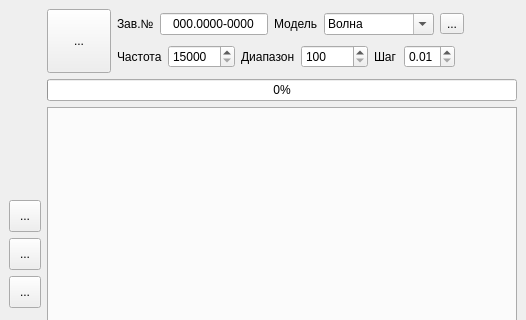
This is src/usonicapp/forms/mainwindow.ui in Kneshal/usonicApp as Qt 5 draws it before an edit; both pictures show x 0 to 526 and y 0 to 320 of the 526 by 508 pixel window. The edited form follows.
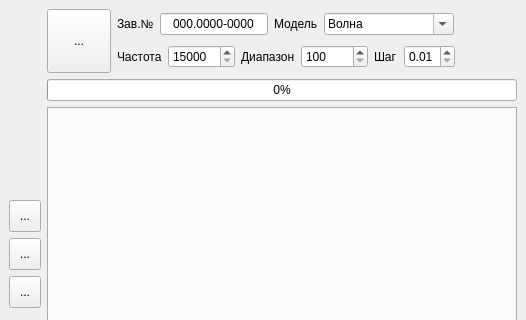
This is the edited form. Icons and pictures are not drawn.

What changed in the file:
```diff
--- a/src/usonicapp/forms/mainwindow.ui
+++ b/src/usonicapp/forms/mainwindow.ui
@@ -227,7 +227,7 @@
              <widget class="QComboBox" name="model_combobox">
               <property name="minimumSize">
                <size>
-                <width>110</width>
+                <width>130</width>
                 <height>0</height>
                </size>
               </property>
@@ -261,22 +261,6 @@
               </item>
              </widget>
             </item>
-            <item>
-             <widget class="QToolButton" name="select_button">
-              <property name="text">
-               <string>...</string>
-              </property>
-              <property name="iconSize">
-               <size>
-                <width>20</width>
-                <height>20</height>
-               </size>
-              </property>
-              <property name="autoRaise">
-               <bool>false</bool>
-              </property>
-             </widget>
-            </item>
             <item>
              <spacer name="horizontalSpacer_2">
               <property name="orientation">
```
Left out of the diff: 10 changed lines with no effect on the pictures.
